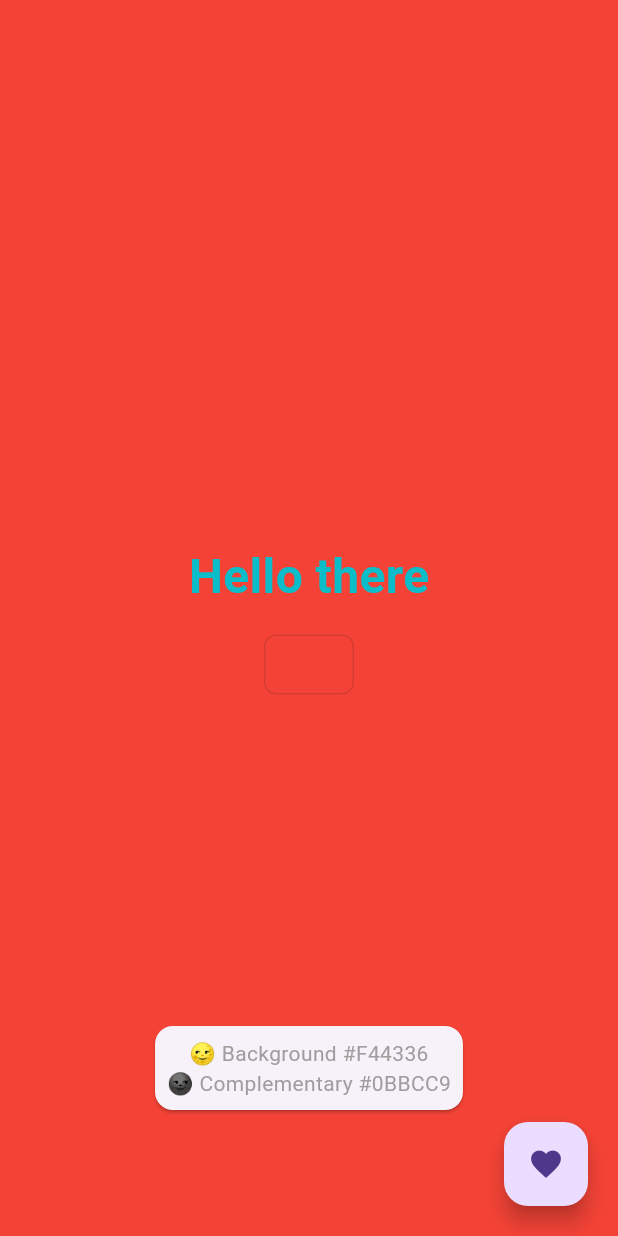
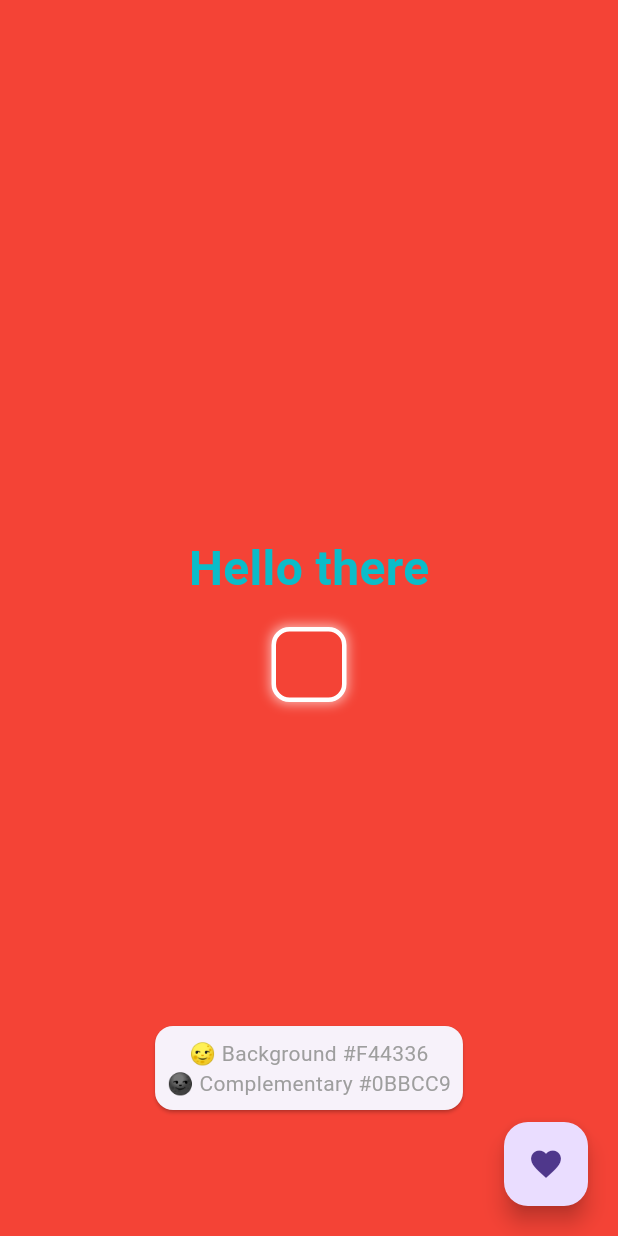
Before and after one commit to Alkonosttt/FlutterTest, a Flutter app: the screen it shows after launch, after a tap on the "favorite" icon, on a phone screen of 412 x 824 dp. Run offline on Flutter 3.47's test engine with Material 3 defaults, Android fonts, the phone set to English and light mode, and no system bars.

Commit message:
Added the ability to select the favorite color to use it as a background, renamed the favourite_color_cards to remove the u, added the missing documentation where necessary

```diff
--- a/lib/main.dart
+++ b/lib/main.dart
@@ -1,11 +1,17 @@
 import 'package:flutter/material.dart';
 import 'package:fluttertest/screens/color_changer_screen.dart';
 
+/// Entry point of the Flutter application
 void main() {
   runApp(const Main());
 }
 
+/// The root widget of the application.
+///
+/// This widget sets up the [MaterialApp] and disables the debug banner.
+/// It loads the [ColorChangerScreen] as the home screen.
 class Main extends StatelessWidget {
+  /// Creates an instance of the [Main] widget.
   const Main({super.key});
 
   @override
--- a/lib/screens/color_changer_screen.dart
+++ b/lib/screens/color_changer_screen.dart
@@ -1,8 +1,14 @@
 import 'package:flutter/material.dart';
 import 'package:fluttertest/services/color_service.dart';
-import 'package:fluttertest/widgets/favourite_color_cards.dart';
+import 'package:fluttertest/widgets/favorite_color_cards.dart';
 
+/// A screen that displays a tappable area that changes the background color.
+///
+/// It also generates the complementary color, the current color's hex code,
+/// and allows the user to add the current color to a list of favorite colors,
+/// which functions like a stack, last in, first out.
 class ColorChangerScreen extends StatefulWidget {
+  /// Creates the [ColorChangerScreen] widget.
   const ColorChangerScreen({super.key});
 
   @override
@@ -14,18 +20,29 @@ class _ColorChangerScreenState extends State<ColorChangerScreen> {
   final int _maxFavorites = 3;
   final List<Color> _favoriteColors = [];
 
+  /// Changes the background color to a randomly generated color.
   void _changeColor() {
     setState(() {
       _backgroundColor = ColorService.generateRandomColor();
     });
   }
 
+  /// Adds the current background color to the favorites list.
+  ///
+  /// Saves only 3 of the most recent [_maxFavorites] items.
   void _addToFavorites() {
     setState(() {
       _favoriteColors.insert(0, _backgroundColor);
       if (_favoriteColors.length > _maxFavorites) {
         _favoriteColors.removeLast();
       }
+    });
+  }
+
+  /// Sets the background color to the specified [color].
+  void _setBackgroundColor(Color color) {
+    setState(() {
+      _backgroundColor = color;
     });
   }
 
@@ -55,7 +72,11 @@ class _ColorChangerScreenState extends State<ColorChangerScreen> {
                   ),
                   if (_favoriteColors.isNotEmpty) ...[
                     const SizedBox(height: 16),
-                    FavoriteColorCards(favoriteColors: _favoriteColors),
+                    FavoriteColorCards(
+                      favoriteColors: _favoriteColors,
+                      onColorTap: _setBackgroundColor,
+                      currentColor: _backgroundColor,
+                    ),
                   ],
                 ],
               ),
@@ -65,6 +86,8 @@ class _ColorChangerScreenState extends State<ColorChangerScreen> {
               left: 0,
               right: 0,
               child: Center(
+                /// Displays the hex codes of the current background color
+                /// and its complementary color.
                 child: Card(
                   child: Padding(
                     padding: const EdgeInsets.all(8.0),
--- a/lib/services/color_service.dart
+++ b/lib/services/color_service.dart
@@ -1,9 +1,13 @@
 import 'dart:math';
 import 'package:flutter/material.dart';
 
+/// Provides the utility functions related to color generation and manipulation.
 class ColorService {
   static const int _colorMax = 256;
 
+  /// Generates a random [Color].
+  ///
+  /// Returns a [Color] with full opacity and random RGB values.
   static Color generateRandomColor() {
     final random = Random();
 
@@ -15,15 +19,29 @@ class ColorService {
     );
   }
 
+  /// Converts a [Color] to its hexadecimal string representation.
+  ///
+  /// The returned string has the format #RRGGBB, uppercase.
+  /// Uses the red, green, and blue components of the [color].
   static String colorToHex(Color color) {
+    const int hexPaddLength = 2;
+    const String hexPaddChar = '0';
+    const int hexRadix = 16;
+
     final int r = (color.r * 255.0).round() & 0xff;
     final int g = (color.g * 255.0).round() & 0xff;
     final int b = (color.b * 255.0).round() & 0xff;
 
-    return '#${r.toRadixString(16).padLeft(2, '0')}${g.toRadixString(16).padLeft(2, '0')}${b.toRadixString(16).padLeft(2, '0')}'
+    return '#'
+            '${r.toRadixString(hexRadix).padLeft(hexPaddLength, hexPaddChar)}'
+            '${g.toRadixString(hexRadix).padLeft(hexPaddLength, hexPaddChar)}'
+            '${b.toRadixString(hexRadix).padLeft(hexPaddLength, hexPaddChar)}'
         .toUpperCase();
   }
 
+  /// Returns the complementary color of the given [color].
+  ///
+  /// The complementary color inverts the RGB values.
   static Color getComplementaryColor(Color color) {
     return Color.fromARGB(
       (color.a * (_colorMax - 1)).round(),
--- /dev/null
+++ b/lib/widgets/favorite_color_cards.dart
@@ -0,0 +1,77 @@
+import 'package:flutter/material.dart';
+
+/// A widget displaying a row of favorite color cards.
+///
+/// Each card is a rounded rectangle representing a color from
+/// the [favoriteColors] list.
+/// The currently active color is visually highlighted with
+/// a white 60% transparent border.
+/// Tapping a card triggers the [onColorTap] callback with the tapped color.
+class FavoriteColorCards extends StatelessWidget {
+  /// The list of favorite colors to display.
+  final List<Color> favoriteColors;
+
+  /// Callback invoked when a color card is tapped.
+  ///
+  /// The tapped color is passed as an argument.
+  final void Function(Color) onColorTap;
+
+  /// The currently active color that is used to highlight
+  /// the corresponding card.
+  final Color currentColor;
+
+  /// Creates a [FavoriteColorCards] widget.
+  ///
+  /// All parameters are required.
+  const FavoriteColorCards({
+    required this.favoriteColors,
+    required this.onColorTap,
+    required this.currentColor,
+    super.key,
+  });
+
+  @override
+  Widget build(BuildContext context) {
+    return Row(
+      mainAxisAlignment: MainAxisAlignment.center,
+      children: favoriteColors.map((color) {
+        final isActive =
+            ((color.a * 255).round() & 0xff) ==
+                ((currentColor.a * 255).round() & 0xff) &&
+            ((color.r * 255).round() & 0xff) ==
+                ((currentColor.r * 255).round() & 0xff) &&
+            ((color.g * 255).round() & 0xff) ==
+                ((currentColor.g * 255).round() & 0xff) &&
+            ((color.b * 255).round() & 0xff) ==
+                ((currentColor.b * 255).round() & 0xff);
+
+        return GestureDetector(
+          onTap: () => onColorTap(color),
+          child: Container(
+            margin: const EdgeInsets.symmetric(horizontal: 4),
+            padding: const EdgeInsets.all(12),
+            decoration: BoxDecoration(
+              color: color,
+              borderRadius: BorderRadius.circular(12),
+              border: Border.all(
+                color: isActive ? Colors.white : Colors.transparent,
+                width: isActive ? 3 : 2,
+              ),
+              boxShadow: isActive
+                  ? [
+                      const BoxShadow(
+                        color: Color.fromARGB(153, 255, 255, 255),
+                        blurRadius: 6,
+                        spreadRadius: 1,
+                      ),
+                    ]
+                  : [],
+            ),
+            width: 50,
+            height: 50,
+          ),
+        );
+      }).toList(),
+    );
+  }
+}
--- a/lib/widgets/favourite_color_cards.dart
+++ /dev/null
@@ -1,28 +0,0 @@
-import 'package:flutter/material.dart';
-
-class FavoriteColorCards extends StatelessWidget {
-  final List<Color> favoriteColors;
-
-  const FavoriteColorCards({required this.favoriteColors, super.key});
-
-  @override
-  Widget build(BuildContext context) {
-    return Row(
-      mainAxisAlignment: MainAxisAlignment.center,
-      children: favoriteColors
-          .map(
-            (color) => Container(
-              width: 60,
-              height: 40,
-              margin: const EdgeInsets.symmetric(horizontal: 4),
-              decoration: BoxDecoration(
-                color: color,
-                borderRadius: BorderRadius.circular(8),
-                border: Border.all(color: Colors.black12),
-              ),
-            ),
-          )
-          .toList(),
-    );
-  }
-}
```
